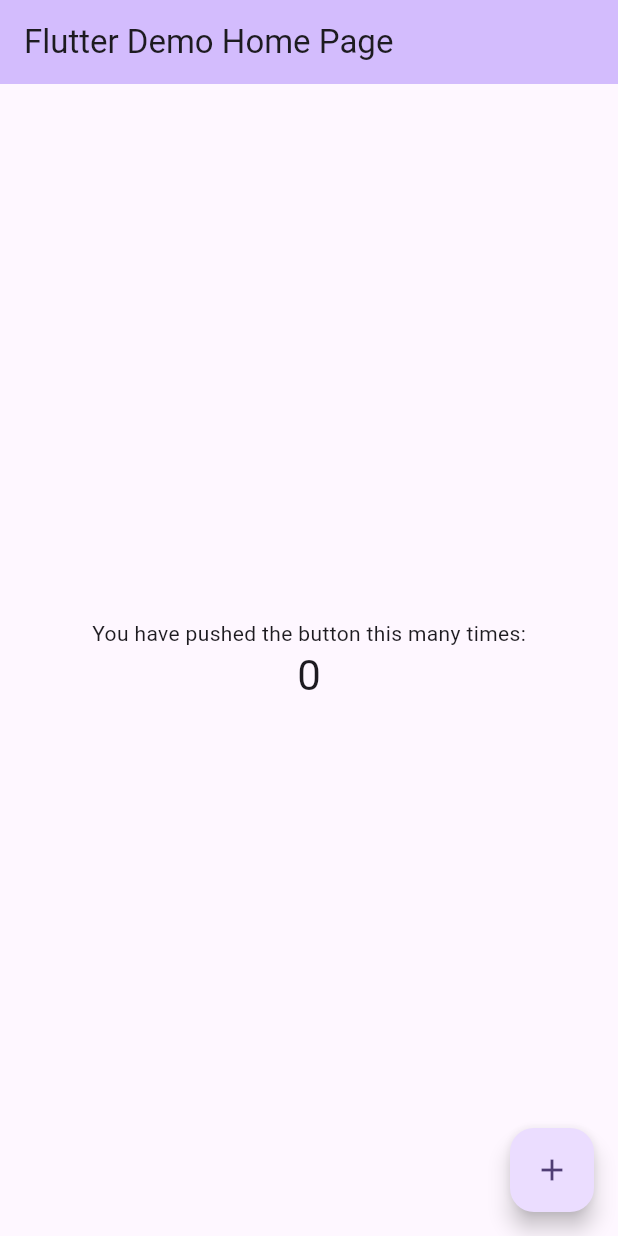
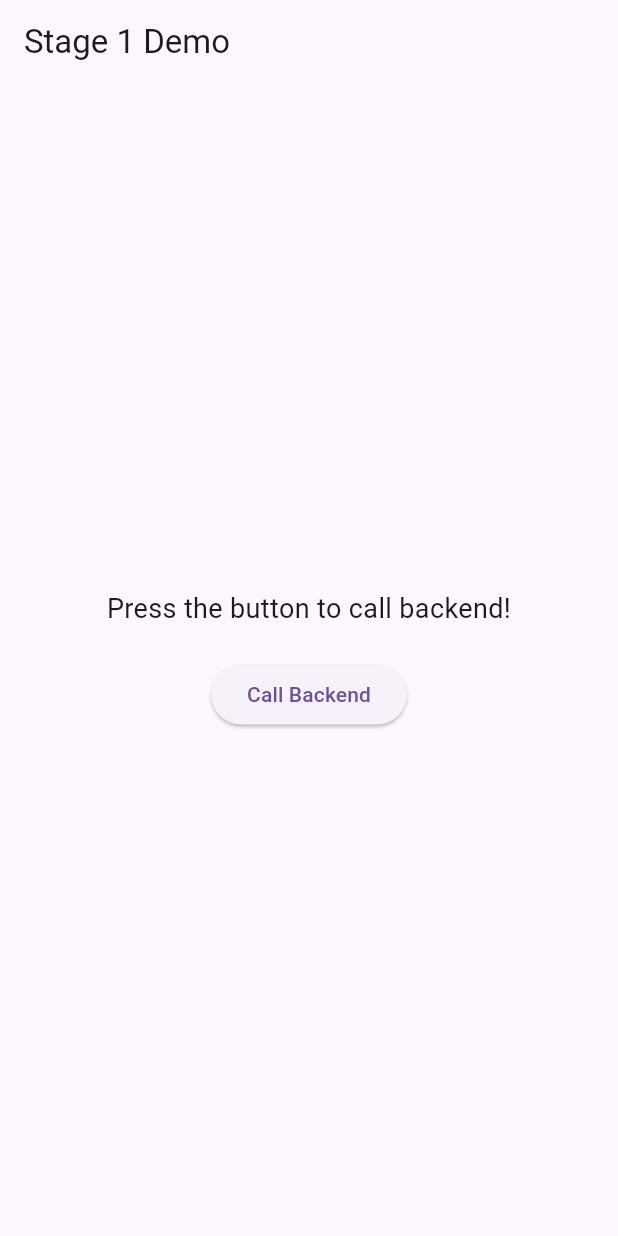
Before and after one commit to CharlieF0130/SetMate, a Flutter app: the screen it shows after launch, on a phone screen of 412 x 824 dp. Run offline on Flutter 3.47's test engine with Material 3 defaults, Android fonts, the phone set to English and light mode, and no system bars.

Commit message:
hello word connect

```diff
--- a/front_end_flutter/setmate_app/lib/main.dart
+++ b/front_end_flutter/setmate_app/lib/main.dart
@@ -1,4 +1,5 @@
 import 'package:flutter/material.dart';
+import 'package:http/http.dart' as http;
 
 void main() {
   runApp(const MyApp());
@@ -7,119 +8,71 @@ void main() {
 class MyApp extends StatelessWidget {
   const MyApp({super.key});
 
-  // This widget is the root of your application.
   @override
   Widget build(BuildContext context) {
     return MaterialApp(
-      title: 'Flutter Demo',
-      theme: ThemeData(
-        // This is the theme of your application.
-        //
-        // TRY THIS: Try running your application with "flutter run". You'll see
-        // the application has a purple toolbar. Then, without quitting the app,
-        // try changing the seedColor in the colorScheme below to Colors.green
-        // and then invoke "hot reload" (save your changes or press the "hot
-        // reload" button in a Flutter-supported IDE, or press "r" if you used
-        // the command line to start the app).
-        //
-        // Notice that the counter didn't reset back to zero; the application
-        // state is not lost during the reload. To reset the state, use hot
-        // restart instead.
-        //
-        // This works for code too, not just values: Most code changes can be
-        // tested with just a hot reload.
-        colorScheme: ColorScheme.fromSeed(seedColor: Colors.deepPurple),
-        useMaterial3: true,
-      ),
-      home: const MyHomePage(title: 'Flutter Demo Home Page'),
+      debugShowCheckedModeBanner: false,
+      title: 'Stage 1 Demo',
+      theme: ThemeData(primarySwatch: Colors.blue),
+      home: const HelloPage(),
     );
   }
 }
 
-class MyHomePage extends StatefulWidget {
-  const MyHomePage({super.key, required this.title});
-
-  // This widget is the home page of your application. It is stateful, meaning
-  // that it has a State object (defined below) that contains fields that affect
-  // how it looks.
-
-  // This class is the configuration for the state. It holds the values (in this
-  // case the title) provided by the parent (in this case the App widget) and
-  // used by the build method of the State. Fields in a Widget subclass are
-  // always marked "final".
-
-  final String title;
+class HelloPage extends StatefulWidget {
+  const HelloPage({super.key});
 
   @override
-  State<MyHomePage> createState() => _MyHomePageState();
+  _HelloPageState createState() => _HelloPageState();
 }
 
-class _MyHomePageState extends State<MyHomePage> {
-  int _counter = 0;
+class _HelloPageState extends State<HelloPage> {
+  String _message = "Press the button to call backend!";
 
-  void _incrementCounter() {
-    setState(() {
-      // This call to setState tells the Flutter framework that something has
-      // changed in this State, which causes it to rerun the build method below
-      // so that the display can reflect the updated values. If we changed
-      // _counter without calling setState(), then the build method would not be
-      // called again, and so nothing would appear to happen.
-      _counter++;
-    });
+  // Function to call the backend API
+  Future<void> _callBackend() async {
+    try {
+      final response = await http.get(Uri.parse('http://127.0.0.1:8089/api/hello'));
+
+      if (response.statusCode == 200) {
+        setState(() {
+          _message = response.body;
+        });
+      } else {
+        setState(() {
+          _message = "Failed to call backend: ${response.statusCode}";
+        });
+      }
+    } catch (e) {
+      setState(() {
+        _message = "Error: $e";
+      });
+    }
   }
 
   @override
   Widget build(BuildContext context) {
-    // This method is rerun every time setState is called, for instance as done
-    // by the _incrementCounter method above.
-    //
-    // The Flutter framework has been optimized to make rerunning build methods
-    // fast, so that you can just rebuild anything that needs updating rather
-    // than having to individually change instances of widgets.
     return Scaffold(
       appBar: AppBar(
-        // TRY THIS: Try changing the color here to a specific color (to
-        // Colors.amber, perhaps?) and trigger a hot reload to see the AppBar
-        // change color while the other colors stay the same.
-        backgroundColor: Theme.of(context).colorScheme.inversePrimary,
-        // Here we take the value from the MyHomePage object that was created by
-        // the App.build method, and use it to set our appbar title.
-        title: Text(widget.title),
+        title: const Text("Stage 1 Demo"),
       ),
       body: Center(
-        // Center is a layout widget. It takes a single child and positions it
-        // in the middle of the parent.
         child: Column(
-          // Column is also a layout widget. It takes a list of children and
-          // arranges them vertically. By default, it sizes itself to fit its
-          // children horizontally, and tries to be as tall as its parent.
-          //
-          // Column has various properties to control how it sizes itself and
-          // how it positions its children. Here we use mainAxisAlignment to
-          // center the children vertically; the main axis here is the vertical
-          // axis because Columns are vertical (the cross axis would be
-          // horizontal).
-          //
-          // TRY THIS: Invoke "debug painting" (choose the "Toggle Debug Paint"
-          // action in the IDE, or press "p" in the console), to see the
-          // wireframe for each widget.
           mainAxisAlignment: MainAxisAlignment.center,
-          children: <Widget>[
-            const Text(
-              'You have pushed the button this many times:',
+          children: [
+            Text(
+              _message,
+              textAlign: TextAlign.center,
+              style: const TextStyle(fontSize: 18),
             ),
-            Text(
-              '$_counter',
-              style: Theme.of(context).textTheme.headlineMedium,
+            const SizedBox(height: 20),
+            ElevatedButton(
+              onPressed: _callBackend,
+              child: const Text("Call Backend"),
             ),
           ],
         ),
       ),
-      floatingActionButton: FloatingActionButton(
-        onPressed: _incrementCounter,
-        tooltip: 'Increment',
-        child: const Icon(Icons.add),
-      ), // This trailing comma makes auto-formatting nicer for build methods.
     );
   }
 }
--- a/front_end_flutter/setmate_app/pubspec.yaml
+++ b/front_end_flutter/setmate_app/pubspec.yaml
@@ -34,6 +34,7 @@ dependencies:
   # The following adds the Cupertino Icons font to your application.
   # Use with the CupertinoIcons class for iOS style icons.
   cupertino_icons: ^1.0.8
+  http: ^1.3.0
 
 dev_dependencies:
   flutter_test:
```
Also changed, not shown: front_end_flutter/setmate_app/pubspec.lock, 3 other files.
